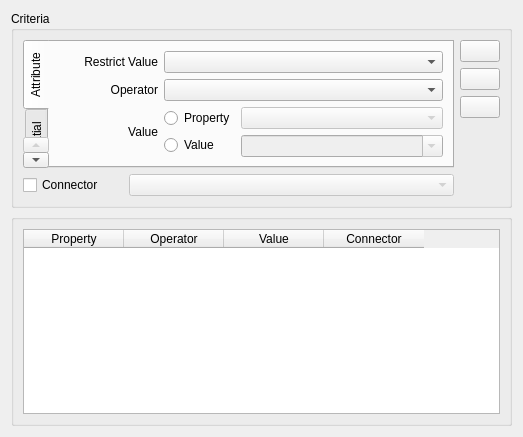
First picture: the form in src/terralib/qt/widgets/query/ui/WhereClauseWidgetForm.ui, repository claudiobogossian/terralib5, before the edit.
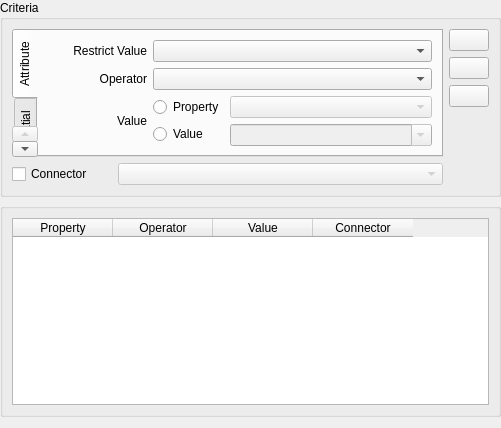
Second picture: the form after the edit.

The edit to the form file:
```diff
--- a/src/terralib/qt/widgets/query/ui/WhereClauseWidgetForm.ui
+++ b/src/terralib/qt/widgets/query/ui/WhereClauseWidgetForm.ui
@@ -6,14 +6,23 @@
    <rect>
     <x>0</x>
     <y>0</y>
-    <width>516</width>
-    <height>437</height>
+    <width>498</width>
+    <height>428</height>
    </rect>
   </property>
   <property name="windowTitle">
    <string>Where Clause</string>
   </property>
   <layout class="QGridLayout" name="gridLayout_7">
+   <property name="leftMargin">
+    <number>0</number>
+   </property>
+   <property name="topMargin">
+    <number>0</number>
+   </property>
+   <property name="rightMargin">
+    <number>0</number>
+   </property>
    <item row="0" column="0">
     <layout class="QGridLayout" name="gridLayout_6">
      <item row="0" column="0">
```
Left out of the diff: 9 changed lines with no effect on the pictures.
